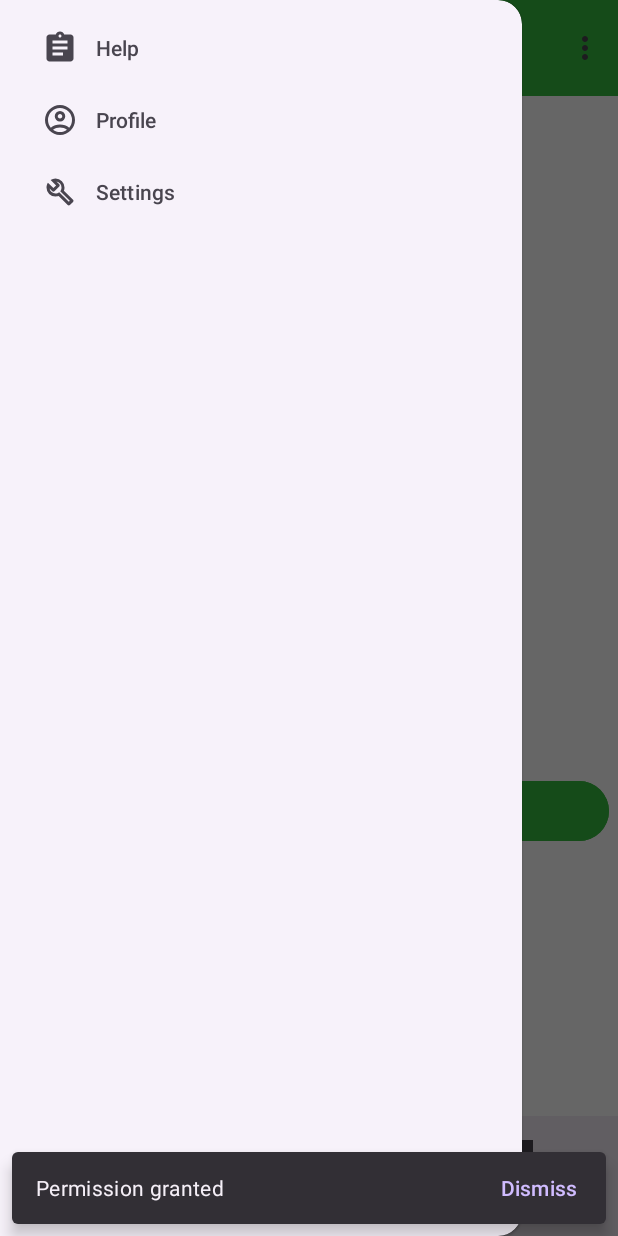
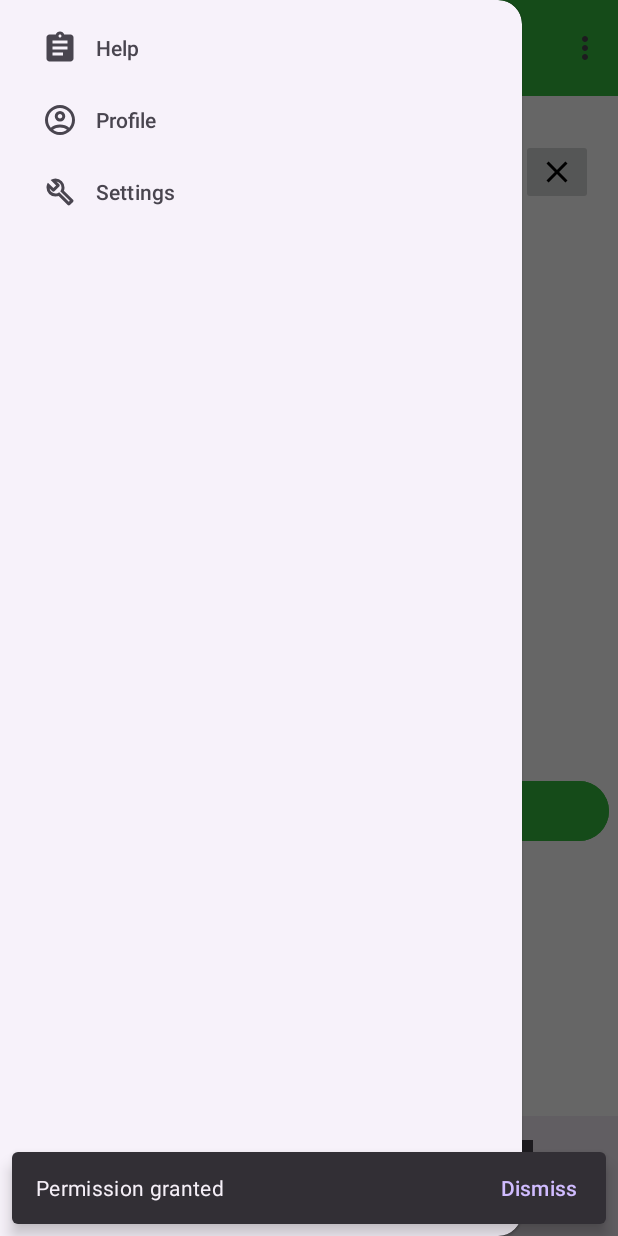
Before and after one commit to ChristopherGarcia1506/SiteSync, an Android app: the fragment EditProfileFragment placed in its activity, with the side drawer open, on a phone screen of 412 x 824 dp. Run offline under Robolectric (Android 15) with nearby library versions, the phone set to English and light mode, and no system bars; our stand-ins replace CircleImageView, Firebase (no records; nobody signed in at launch, a user with empty details on screens opened directly).

Commit message:
added exit button

```diff
--- a/sitesyncmanagement/src/main/res/layout/fragment_edit_profile.xml
+++ b/sitesyncmanagement/src/main/res/layout/fragment_edit_profile.xml
@@ -151,4 +151,16 @@
         app:layout_constraintTop_toTopOf="parent"
         app:layout_constraintVertical_bias="0.636" />
 
+    <ImageButton
+        android:id="@+id/imageButton2"
+        android:layout_width="wrap_content"
+        android:layout_height="wrap_content"
+        android:src="@drawable/outline_close_24"
+        app:layout_constraintBottom_toBottomOf="parent"
+        app:layout_constraintEnd_toEndOf="parent"
+        app:layout_constraintHorizontal_bias="0.955"
+        app:layout_constraintStart_toStartOf="parent"
+        app:layout_constraintTop_toTopOf="parent"
+        app:layout_constraintVertical_bias="0.04" />
+
 </androidx.constraintlayout.widget.ConstraintLayout>
```
